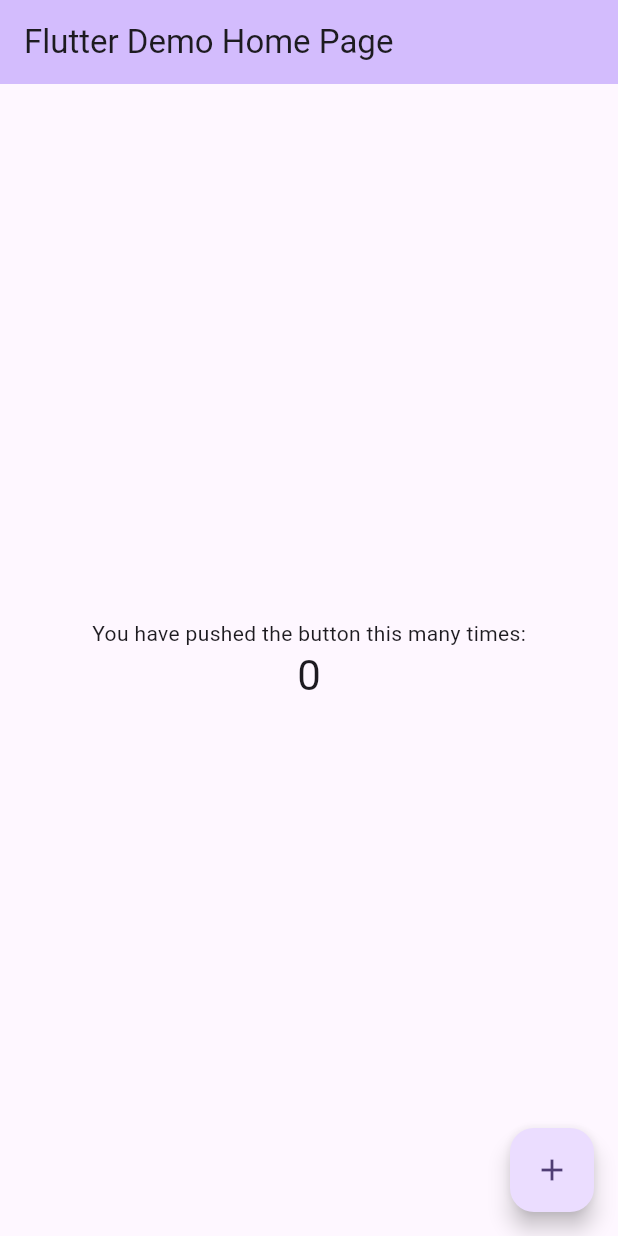
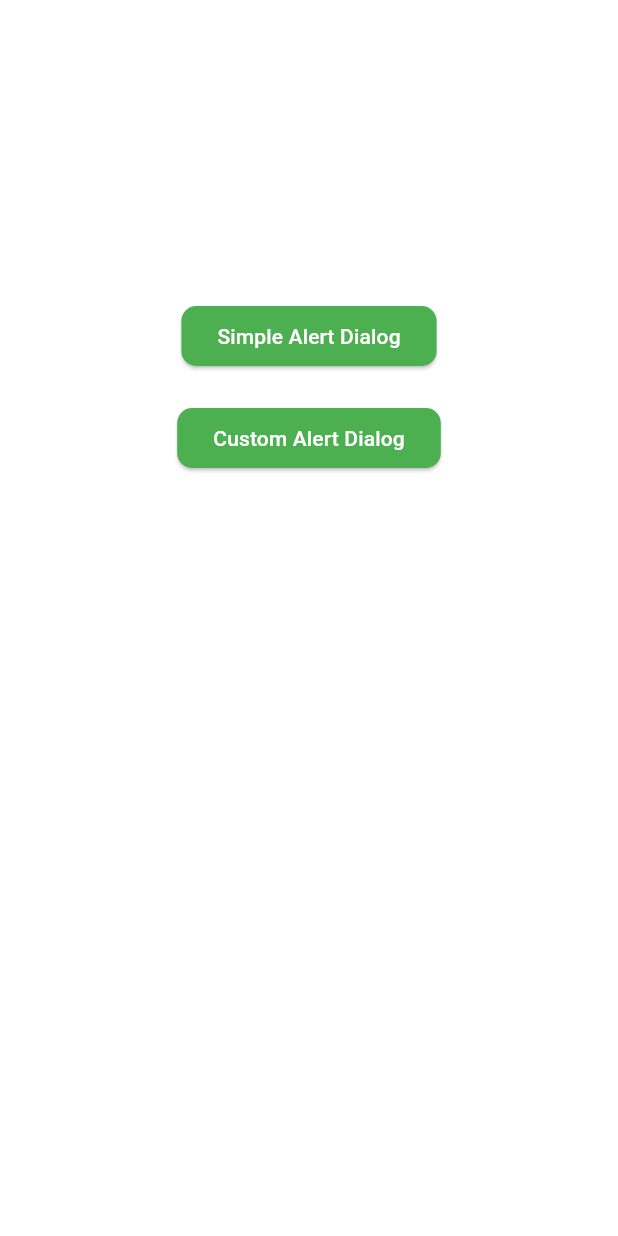
Before and after one commit to shahzaibahmad1426/Alert_Dialog_Box, a Flutter app: the screen it shows after launch, on a phone screen of 412 x 824 dp. Run offline on Flutter 3.47's test engine with Material 3 defaults, Android fonts, the phone set to English and light mode, and no system bars.

Commit message:
Implementing Simple Alert Dialog Box

```diff
--- /dev/null
+++ b/lib/homepage.dart
@@ -0,0 +1,99 @@
+import 'package:flutter/material.dart';
+
+class Homepage extends StatefulWidget {
+  const Homepage({super.key});
+
+  @override
+  State<Homepage> createState() => _HomepageState();
+}
+
+class _HomepageState extends State<Homepage> {
+
+  Future<void> showAlertDialog() async {
+    return showDialog(
+        context: context,
+        builder: (BuildContext context) {
+          return AlertDialog(
+            backgroundColor: Colors.green[800],
+            title: const Text(
+              'Simple Alert Dialog',
+              style: TextStyle(
+                color: Colors.white,
+              ),
+            ),
+            content: const SingleChildScrollView(
+              child: ListBody(
+                children: [
+                  Text(
+                    "Welcome",
+                    style: TextStyle(color: Colors.white),
+                  ),
+                ],
+              ),
+            ),
+            actions: [
+              TextButton(
+                onPressed: () {
+                  Navigator.of(context).pop()
+                },
+                child: const Text(
+                  'Ok',
+                  style: TextStyle(color: Colors.white),
+                ),
+              ),
+            ],
+          );
+        });
+  }
+
+  @override
+  Widget build(BuildContext context) {
+    return Scaffold(
+      backgroundColor: Colors.white,
+      body: Center(
+        child: Column(
+          children: [
+            const SizedBox(
+              height: 200,
+            ),
+            ElevatedButton(
+              onPressed: () {
+                showAlertDialog();
+              },
+              style: ElevatedButton.styleFrom(
+                backgroundColor: Colors.green,
+                shape: RoundedRectangleBorder(
+                  borderRadius: BorderRadius.circular(10),
+                ),
+              ),
+              child: const Text(
+                'Simple Alert Dialog',
+                style: TextStyle(
+                  color: Colors.white,
+                ),
+              ),
+            ),
+            const SizedBox(
+              height: 20,
+            ),
+            ElevatedButton(
+              onPressed: () {},
+              style: ElevatedButton.styleFrom(
+                backgroundColor: Colors.green,
+                shape: RoundedRectangleBorder(
+                  borderRadius: BorderRadius.circular(10),
+                ),
+              ),
+              child: const Text(
+                'Custom Alert Dialog',
+                style: TextStyle(
+                  color: Colors.white,
+                ),
+              ),
+            ),
+          ],
+        ),
+      ),
+    );
+  }
+}
--- a/lib/main.dart
+++ b/lib/main.dart
@@ -1,3 +1,4 @@
+import 'package:alert_dialog/homepage.dart';
 import 'package:flutter/material.dart';
 
 void main() {
@@ -10,116 +11,9 @@
   // This widget is the root of your application.
   @override
   Widget build(BuildContext context) {
-    return MaterialApp(
-      title: 'Flutter Demo',
-      theme: ThemeData(
-        // This is the theme of your application.
-        //
-        // TRY THIS: Try running your application with "flutter run". You'll see
-        // the application has a purple toolbar. Then, without quitting the app,
-        // try changing the seedColor in the colorScheme below to Colors.green
-        // and then invoke "hot reload" (save your changes or press the "hot
-        // reload" button in a Flutter-supported IDE, or press "r" if you used
-        // the command line to start the app).
-        //
-        // Notice that the counter didn't reset back to zero; the application
-        // state is not lost during the reload. To reset the state, use hot
-        // restart instead.
-        //
-        // This works for code too, not just values: Most code changes can be
-        // tested with just a hot reload.
-        colorScheme: ColorScheme.fromSeed(seedColor: Colors.deepPurple),
-        useMaterial3: true,
-      ),
-      home: const MyHomePage(title: 'Flutter Demo Home Page'),
+    return const MaterialApp(
+      debugShowCheckedModeBanner: false,
+      home: Homepage(),
     );
   }
 }
-
-class MyHomePage extends StatefulWidget {
-  const MyHomePage({super.key, required this.title});
-
-  // This widget is the home page of your application. It is stateful, meaning
-  // that it has a State object (defined below) that contains fields that affect
-  // how it looks.
-
-  // This class is the configuration for the state. It holds the values (in this
-  // case the title) provided by the parent (in this case the App widget) and
-  // used by the build method of the State. Fields in a Widget subclass are
-  // always marked "final".
-
-  final String title;
-
-  @override
-  State<MyHomePage> createState() => _MyHomePageState();
-}
-
-class _MyHomePageState extends State<MyHomePage> {
-  int _counter = 0;
-
-  void _incrementCounter() {
-    setState(() {
-      // This call to setState tells the Flutter framework that something has
-      // changed in this State, which causes it to rerun the build method below
-      // so that the display can reflect the updated values. If we changed
-      // _counter without calling setState(), then the build method would not be
-      // called again, and so nothing would appear to happen.
-      _counter++;
-    });
-  }
-
-  @override
-  Widget build(BuildContext context) {
-    // This method is rerun every time setState is called, for instance as done
-    // by the _incrementCounter method above.
-    //
-    // The Flutter framework has been optimized to make rerunning build methods
-    // fast, so that you can just rebuild anything that needs updating rather
-    // than having to individually change instances of widgets.
-    return Scaffold(
-      appBar: AppBar(
-        // TRY THIS: Try changing the color here to a specific color (to
-        // Colors.amber, perhaps?) and trigger a hot reload to see the AppBar
-        // change color while the other colors stay the same.
-        backgroundColor: Theme.of(context).colorScheme.inversePrimary,
-        // Here we take the value from the MyHomePage object that was created by
-        // the App.build method, and use it to set our appbar title.
-        title: Text(widget.title),
-      ),
-      body: Center(
-        // Center is a layout widget. It takes a single child and positions it
-        // in the middle of the parent.
-        child: Column(
-          // Column is also a layout widget. It takes a list of children and
-          // arranges them vertically. By default, it sizes itself to fit its
-          // children horizontally, and tries to be as tall as its parent.
-          //
-          // Column has various properties to control how it sizes itself and
-          // how it positions its children. Here we use mainAxisAlignment to
-          // center the children vertically; the main axis here is the vertical
-          // axis because Columns are vertical (the cross axis would be
-          // horizontal).
-          //
-          // TRY THIS: Invoke "debug painting" (choose the "Toggle Debug Paint"
-          // action in the IDE, or press "p" in the console), to see the
-          // wireframe for each widget.
-          mainAxisAlignment: MainAxisAlignment.center,
-          children: <Widget>[
-            const Text(
-              'You have pushed the button this many times:',
-            ),
-            Text(
-              '$_counter',
-              style: Theme.of(context).textTheme.headlineMedium,
-            ),
-          ],
-        ),
-      ),
-      floatingActionButton: FloatingActionButton(
-        onPressed: _incrementCounter,
-        tooltip: 'Increment',
-        child: const Icon(Icons.add),
-      ), // This trailing comma makes auto-formatting nicer for build methods.
-    );
-  }
-}
```
Also changed, not shown: pubspec.yaml (+26 -26 lines), assets/i1.png (added).
